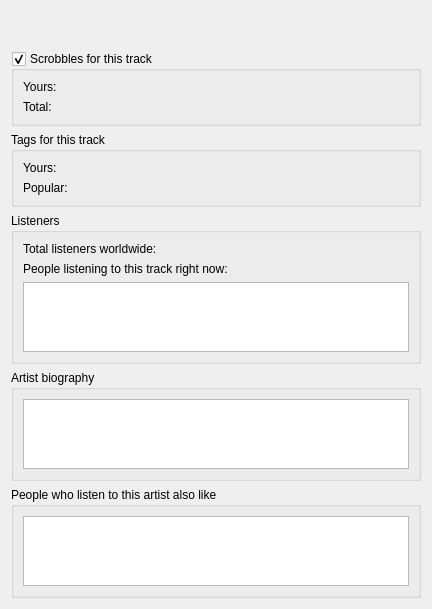
First picture: the form in app/audioscrobbler/ScrobbleInfoWidget.ui, repository mutecypher/lastfm-desktop, before the edit.
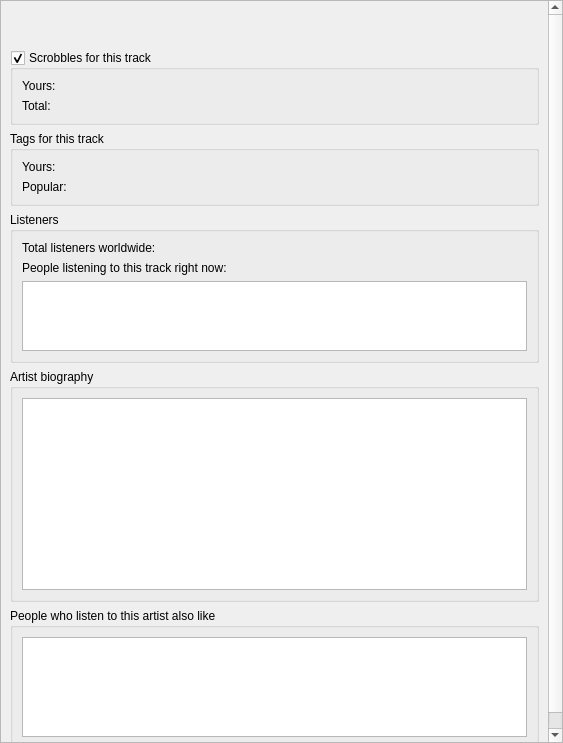
Second picture: the form after the edit. Custom widgets are drawn as their Qt base class.

Commit message: Load all relevant information in ScrobbleInfoWidget. Includes new LfmListViewWidget for displaying lists of Artists or Users. Also updated to use changed lastfm images API in User class

Diff of the .ui file:
```diff
--- a/app/audioscrobbler/ScrobbleInfoWidget.ui
+++ b/app/audioscrobbler/ScrobbleInfoWidget.ui
@@ -6,8 +6,8 @@
    <rect>
     <x>0</x>
     <y>0</y>
-    <width>432</width>
-    <height>607</height>
+    <width>563</width>
+    <height>743</height>
    </rect>
   </property>
   <property name="windowTitle">
@@ -16,6 +16,27 @@
   <property name="styleSheet">
    <string notr="true"/>
   </property>
+  <layout class="QVBoxLayout" name="verticalLayout_4">
+   <property name="spacing">
+    <number>0</number>
+   </property>
+   <property name="margin">
+    <number>0</number>
+   </property>
+   <item>
+    <widget class="QScrollArea" name="scrollArea">
+     <property name="widgetResizable">
+      <bool>true</bool>
+     </property>
+     <widget class="QWidget" name="contents">
+      <property name="geometry">
+       <rect>
+        <x>0</x>
+        <y>-113</y>
+        <width>544</width>
+        <height>852</height>
+       </rect>
+      </property>
   <layout class="QVBoxLayout" name="verticalLayout">
    <item>
     <layout class="QHBoxLayout" name="horizontalLayout">
@@ -35,15 +56,54 @@
          </property>
         </widget>
        </item>
+           <item>
+            <spacer name="verticalSpacer_2">
+             <property name="orientation">
+              <enum>Qt::Vertical</enum>
+             </property>
+             <property name="sizeHint" stdset="0">
+              <size>
+               <width>20</width>
+               <height>40</height>
+              </size>
+             </property>
+            </spacer>
+           </item>
       </layout>
      </item>
      <item>
-      <widget class="HttpImageWidget" name="artistImage" native="true"/>
+          <spacer name="horizontalSpacer">
+           <property name="orientation">
+            <enum>Qt::Horizontal</enum>
+           </property>
+           <property name="sizeHint" stdset="0">
+            <size>
+             <width>40</width>
+             <height>20</height>
+            </size>
+           </property>
+          </spacer>
+         </item>
+         <item>
+          <widget class="HttpImageWidget" name="artistImage">
+           <property name="sizePolicy">
+            <sizepolicy hsizetype="Fixed" vsizetype="Fixed">
+             <horstretch>0</horstretch>
+             <verstretch>0</verstretch>
+            </sizepolicy>
+           </property>
+           <property name="text">
+            <string/>
+           </property>
+          </widget>
      </item>
     </layout>
    </item>
    <item>
     <widget class="QGroupBox" name="scrobbles">
+         <property name="layoutDirection">
+          <enum>Qt::LeftToRight</enum>
+         </property>
      <property name="title">
       <string>Scrobbles for this track</string>
      </property>
@@ -53,32 +113,50 @@
      <property name="checkable">
       <bool>true</bool>
      </property>
-     <layout class="QVBoxLayout" name="verticalLayout_4">
-      <item>
-       <layout class="QHBoxLayout" name="horizontalLayout_2">
-        <item>
+         <layout class="QGridLayout" name="gridLayout_2">
+          <item row="0" column="0">
+           <widget class="QLabel" name="label_2">
+            <property name="text">
+             <string>Yours:</string>
+            </property>
+            <property name="alignment">
+             <set>Qt::AlignLeading|Qt::AlignLeft|Qt::AlignTop</set>
+            </property>
+           </widget>
+          </item>
+          <item row="0" column="1">
          <widget class="QLabel" name="yourScrobbles">
-          <property name="text">
-           <string>Yours:</string>
-          </property>
-         </widget>
-        </item>
-        <item>
-         <widget class="QLabel" name="label_10">
+            <property name="sizePolicy">
+             <sizepolicy hsizetype="MinimumExpanding" vsizetype="Preferred">
+              <horstretch>0</horstretch>
+              <verstretch>0</verstretch>
+             </sizepolicy>
+            </property>
           <property name="text">
            <string/>
           </property>
          </widget>
         </item>
-       </layout>
-      </item>
-      <item>
-       <widget class="QLabel" name="totalScrobbles">
+          <item row="1" column="0">
+           <widget class="QLabel" name="label">
         <property name="text">
          <string>Total:</string>
         </property>
        </widget>
       </item>
+          <item row="1" column="1">
+           <widget class="QLabel" name="totalScrobbles">
+            <property name="sizePolicy">
+             <sizepolicy hsizetype="MinimumExpanding" vsizetype="Preferred">
+              <horstretch>0</horstretch>
+              <verstretch>0</verstretch>
+             </sizepolicy>
+            </property>
+            <property name="text">
+             <string/>
+            </property>
+           </widget>
+          </item>
      </layout>
     </widget>
    </item>
@@ -89,32 +167,36 @@
      </property>
      <layout class="QGridLayout" name="gridLayout">
       <item row="0" column="0">
-       <widget class="QLabel" name="yourTags">
+           <widget class="QLabel" name="label_3">
+            <property name="sizePolicy">
+             <sizepolicy hsizetype="Fixed" vsizetype="Preferred">
+              <horstretch>0</horstretch>
+              <verstretch>0</verstretch>
+             </sizepolicy>
+            </property>
         <property name="text">
          <string>Yours:</string>
         </property>
        </widget>
       </item>
       <item row="1" column="0">
-       <widget class="QLabel" name="popularTags">
+           <widget class="QLabel" name="label_4">
+            <property name="sizePolicy">
+             <sizepolicy hsizetype="Fixed" vsizetype="Preferred">
+              <horstretch>0</horstretch>
+              <verstretch>0</verstretch>
+             </sizepolicy>
+            </property>
         <property name="text">
          <string>Popular:</string>
         </property>
        </widget>
       </item>
       <item row="0" column="1">
-       <widget class="QLabel" name="label_8">
-        <property name="text">
-         <string/>
-        </property>
-       </widget>
+           <widget class="DataListWidget" name="yourTags" native="true"/>
       </item>
       <item row="1" column="1">
-       <widget class="QLabel" name="label_9">
-        <property name="text">
-         <string/>
-        </property>
-       </widget>
+           <widget class="DataListWidget" name="topTags" native="true"/>
       </item>
      </layout>
     </widget>
@@ -140,7 +222,14 @@
        </widget>
       </item>
       <item>
-       <widget class="QListView" name="listView"/>
+           <widget class="QListView" name="listeningNow">
+            <property name="maximumSize">
+             <size>
+              <width>16777215</width>
+              <height>100</height>
+             </size>
+            </property>
+           </widget>
       </item>
      </layout>
     </widget>
@@ -152,21 +241,70 @@
      </property>
      <layout class="QVBoxLayout" name="verticalLayout_3">
       <item>
-       <widget class="QTextBrowser" name="bioText"/>
+           <widget class="QTextBrowser" name="bioText">
+            <property name="sizePolicy">
+             <sizepolicy hsizetype="Expanding" vsizetype="Fixed">
+              <horstretch>0</horstretch>
+              <verstretch>0</verstretch>
+             </sizepolicy>
+            </property>
+            <property name="verticalScrollBarPolicy">
+             <enum>Qt::ScrollBarAlwaysOff</enum>
+            </property>
+            <property name="openLinks">
+             <bool>false</bool>
+            </property>
+           </widget>
       </item>
      </layout>
     </widget>
    </item>
    <item>
-    <widget class="QGroupBox" name="similarArtists">
+        <widget class="QGroupBox" name="lblSimilarArtists">
      <property name="title">
       <string>People who listen to this artist also like</string>
      </property>
      <layout class="QGridLayout" name="gridLayout_3">
       <item row="0" column="0">
-       <widget class="QListView" name="listView_2"/>
-      </item>
-     </layout>
+           <widget class="QListView" name="similarArtists">
+            <property name="sizePolicy">
+             <sizepolicy hsizetype="Expanding" vsizetype="Fixed">
+              <horstretch>0</horstretch>
+              <verstretch>0</verstretch>
+             </sizepolicy>
+            </property>
+            <property name="maximumSize">
+             <size>
+              <width>16777215</width>
+              <height>100</height>
+             </size>
+            </property>
+            <property name="baseSize">
+             <size>
+              <width>0</width>
+              <height>0</height>
+             </size>
+            </property>
+           </widget>
+          </item>
+         </layout>
+        </widget>
+       </item>
+       <item>
+        <spacer name="verticalSpacer">
+         <property name="orientation">
+          <enum>Qt::Vertical</enum>
+         </property>
+         <property name="sizeHint" stdset="0">
+          <size>
+           <width>20</width>
+           <height>9</height>
+          </size>
+         </property>
+        </spacer>
+       </item>
+      </layout>
+     </widget>
     </widget>
    </item>
   </layout>
@@ -174,6 +312,11 @@
  <customwidgets>
   <customwidget>
    <class>HttpImageWidget</class>
+   <extends>QLabel</extends>
+   <header>lib/unicorn/widgets/HttpImageWidget.h</header>
+  </customwidget>
+  <customwidget>
+   <class>DataListWidget</class>
    <extends>QWidget</extends>
    <header>lib/unicorn/widgets/httpimagewidget.h</header>
  </customwidget>
```
Left out of the diff: 7 changed lines with no effect on the pictures. Lines whose indentation alone changed are shown as unchanged. The commit also changes 16 other files.
